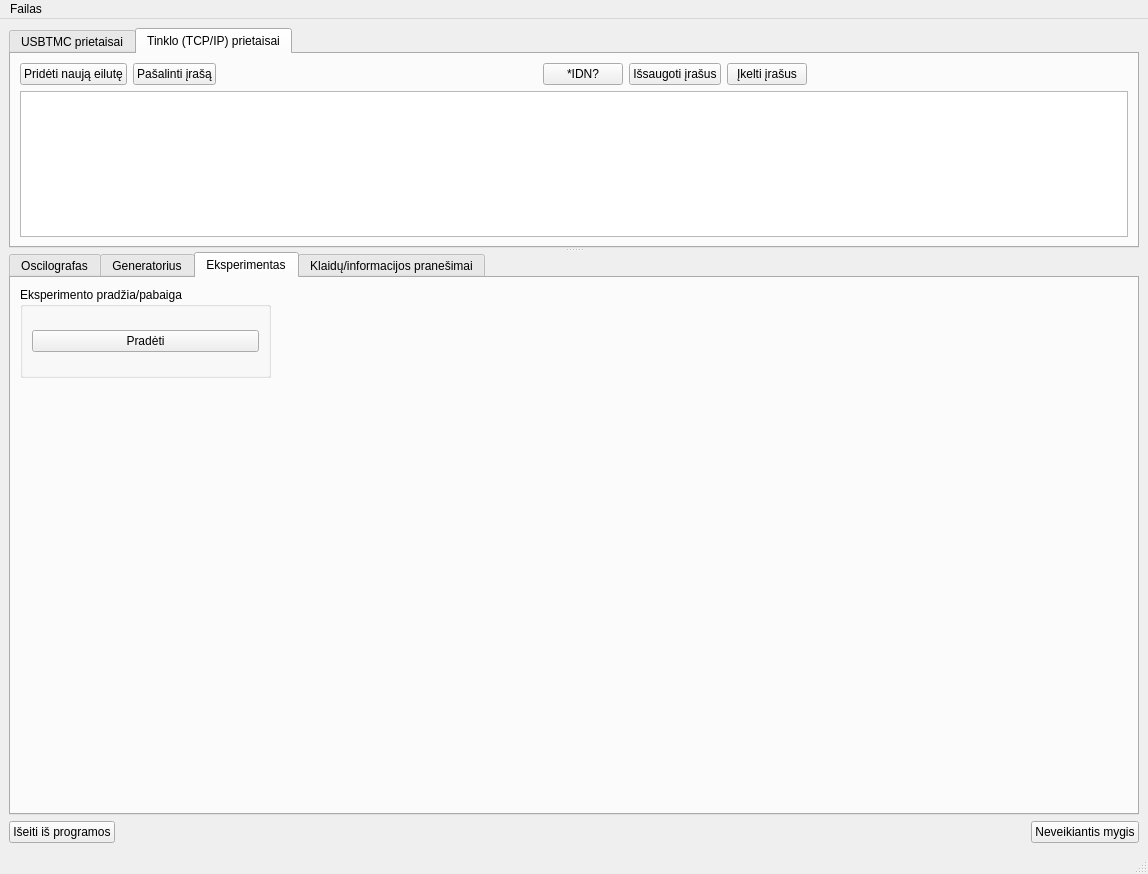
Old version of the form UIfiles/GUIThread.ui in the repository userIsTaken/TryUSB.
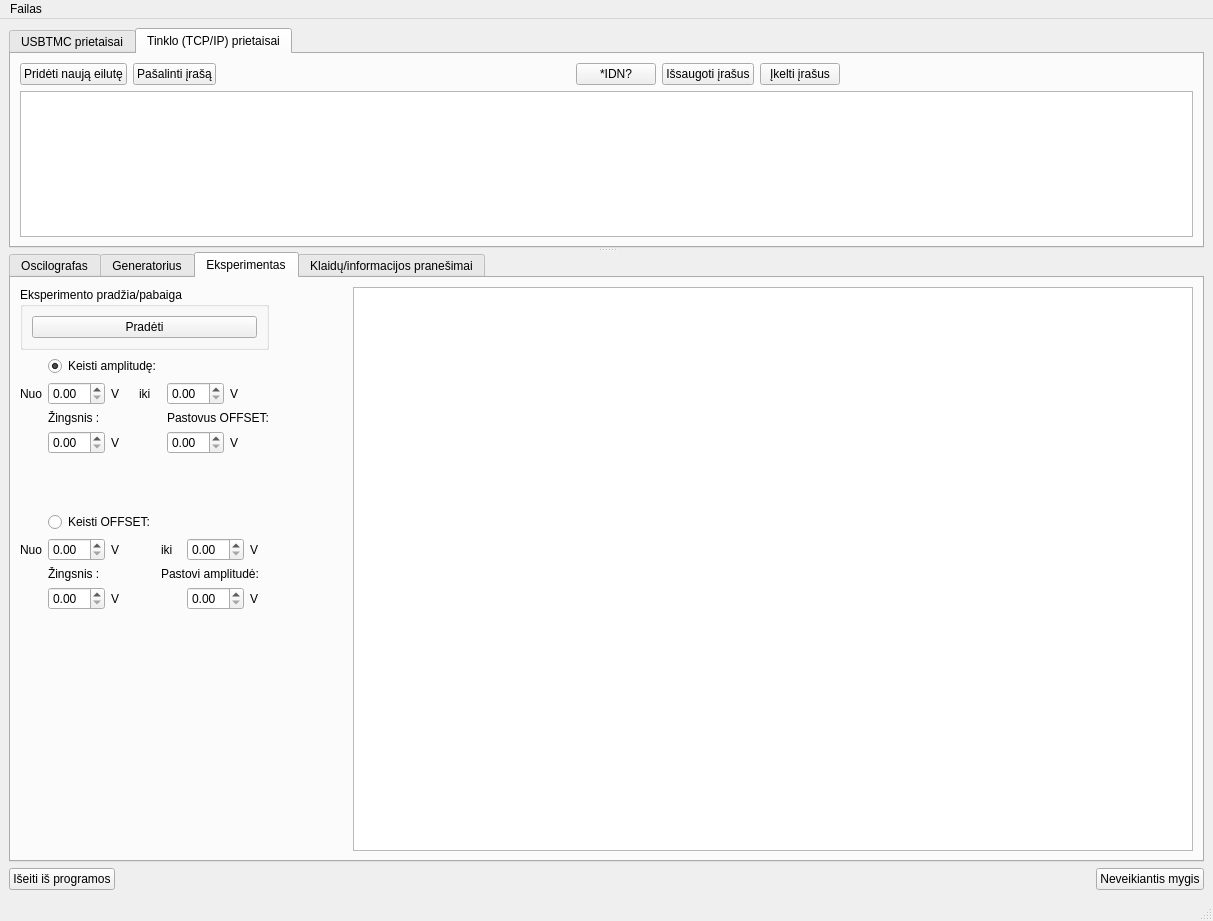
New version of the form. The open tabs and pages were chosen to show the change. Icons and pictures are not drawn. Custom widgets are drawn as their Qt base class.

Commit message: Atnaujintas "Eksperimento" interface'as

Diff of the .ui file:
```diff
--- a/UIfiles/GUIThread.ui
+++ b/UIfiles/GUIThread.ui
@@ -6,8 +6,8 @@
    <rect>
     <x>0</x>
     <y>0</y>
-    <width>1148</width>
-    <height>874</height>
+    <width>1213</width>
+    <height>921</height>
    </rect>
   </property>
   <property name="windowTitle">
@@ -16,37 +16,33 @@
   <widget class="QWidget" name="centralwidget">
    <layout class="QGridLayout" name="gridLayout_3">
     <item row="1" column="0">
-     <layout class="QHBoxLayout" name="horizontalLayout">
-      <item>
        <widget class="QPushButton" name="closeButton">
         <property name="text">
          <string>Išeiti iš programos</string>
         </property>
        </widget>
       </item>
-      <item>
+    <item row="1" column="1">
        <spacer name="horizontalSpacer">
         <property name="orientation">
          <enum>Qt::Horizontal</enum>
         </property>
         <property name="sizeHint" stdset="0">
          <size>
-          <width>278</width>
+        <width>927</width>
           <height>20</height>
          </size>
         </property>
        </spacer>
       </item>
-      <item>
+    <item row="1" column="2">
        <widget class="QPushButton" name="unused_button">
         <property name="text">
          <string>Neveikiantis mygis</string>
         </property>
        </widget>
       </item>
-     </layout>
-    </item>
-    <item row="0" column="0">
+    <item row="0" column="0" colspan="3">
      <widget class="QSplitter" name="splitter">
       <property name="orientation">
        <enum>Qt::Vertical</enum>
@@ -1035,28 +1031,9 @@
         <attribute name="title">
          <string>Eksperimentas</string>
         </attribute>
-        <widget class="QLabel" name="label_5">
-         <property name="geometry">
-          <rect>
-           <x>10</x>
-           <y>10</y>
-           <width>68</width>
-           <height>20</height>
-          </rect>
-         </property>
-         <property name="text">
-          <string/>
-         </property>
-        </widget>
+        <layout class="QGridLayout" name="gridLayout_23">
+         <item row="0" column="0" colspan="2">
         <widget class="QGroupBox" name="groupBox_5">
-         <property name="geometry">
-          <rect>
-           <x>9</x>
-           <y>9</y>
-           <width>251</width>
-           <height>91</height>
-          </rect>
-         </property>
          <property name="title">
           <string>Eksperimento pradžia/pabaiga</string>
          </property>
@@ -1070,6 +1047,211 @@
           </item>
          </layout>
         </widget>
+         </item>
+         <item row="0" column="3" rowspan="7">
+          <widget class="PlotWidget" name="graphicsView"/>
+         </item>
+         <item row="1" column="0" colspan="2">
+          <layout class="QGridLayout" name="gridLayout_21">
+           <item row="0" column="1" colspan="3">
+            <widget class="QRadioButton" name="radioButton">
+             <property name="text">
+              <string>Keisti amplitudę:</string>
+             </property>
+             <property name="checked">
+              <bool>true</bool>
+             </property>
+            </widget>
+           </item>
+           <item row="1" column="0">
+            <widget class="QLabel" name="label_10">
+             <property name="text">
+              <string>Nuo</string>
+             </property>
+            </widget>
+           </item>
+           <item row="1" column="1">
+            <widget class="QDoubleSpinBox" name="doubleSpinBox_2"/>
+           </item>
+           <item row="1" column="2">
+            <widget class="QLabel" name="label_6">
+             <property name="text">
+              <string>V</string>
+             </property>
+            </widget>
+           </item>
+           <item row="1" column="3">
+            <widget class="QLabel" name="label_9">
+             <property name="text">
+              <string>iki</string>
+             </property>
+            </widget>
+           </item>
+           <item row="1" column="4">
+            <widget class="QDoubleSpinBox" name="doubleSpinBox"/>
+           </item>
+           <item row="1" column="5">
+            <widget class="QLabel" name="label_7">
+             <property name="text">
+              <string>V</string>
+             </property>
+            </widget>
+           </item>
+           <item row="2" column="1">
+            <widget class="QLabel" name="label_11">
+             <property name="text">
+              <string>Žingsnis :</string>
+             </property>
+            </widget>
+           </item>
+           <item row="2" column="4" colspan="2">
+            <widget class="QLabel" name="label_13">
+             <property name="text">
+              <string>Pastovus OFFSET:</string>
+             </property>
+            </widget>
+           </item>
+           <item row="3" column="1">
+            <widget class="QDoubleSpinBox" name="doubleSpinBox_3"/>
+           </item>
+           <item row="3" column="2">
+            <widget class="QLabel" name="label_12">
+             <property name="text">
+              <string>V</string>
+             </property>
+            </widget>
+           </item>
+           <item row="3" column="4">
+            <widget class="QDoubleSpinBox" name="doubleSpinBox_4"/>
+           </item>
+           <item row="3" column="5">
+            <widget class="QLabel" name="label_14">
+             <property name="text">
+              <string>V</string>
+             </property>
+            </widget>
+           </item>
+          </layout>
+         </item>
+         <item row="2" column="0">
+          <widget class="QLabel" name="label_5">
+           <property name="text">
+            <string/>
+           </property>
+          </widget>
+         </item>
+         <item row="4" column="2">
+          <spacer name="horizontalSpacer_13">
+           <property name="orientation">
+            <enum>Qt::Horizontal</enum>
+           </property>
+           <property name="sizeType">
+            <enum>QSizePolicy::Fixed</enum>
+           </property>
+           <property name="sizeHint" stdset="0">
+            <size>
+             <width>78</width>
+             <height>20</height>
+            </size>
+           </property>
+          </spacer>
+         </item>
+         <item row="5" column="0" colspan="2">
+          <layout class="QGridLayout" name="gridLayout_22">
+           <item row="0" column="1" colspan="2">
+            <widget class="QRadioButton" name="radioButton_2">
+             <property name="text">
+              <string>Keisti OFFSET:</string>
+             </property>
+            </widget>
+           </item>
+           <item row="1" column="0">
+            <widget class="QLabel" name="label_16">
+             <property name="text">
+              <string>Nuo</string>
+             </property>
+            </widget>
+           </item>
+           <item row="1" column="1">
+            <widget class="QDoubleSpinBox" name="doubleSpinBox_5"/>
+           </item>
+           <item row="1" column="2">
+            <widget class="QLabel" name="label_17">
+             <property name="text">
+              <string>V</string>
+             </property>
+            </widget>
+           </item>
+           <item row="1" column="3">
+            <widget class="QLabel" name="label_15">
+             <property name="text">
+              <string>iki</string>
+             </property>
+            </widget>
+           </item>
+           <item row="1" column="4">
+            <widget class="QDoubleSpinBox" name="doubleSpinBox_6"/>
+           </item>
+           <item row="1" column="5">
+            <widget class="QLabel" name="label_18">
+             <property name="text">
+              <string>V</string>
+             </property>
+            </widget>
+           </item>
+           <item row="2" column="1">
+            <widget class="QLabel" name="label_19">
+             <property name="text">
+              <string>Žingsnis :</string>
+             </property>
+            </widget>
+           </item>
+           <item row="2" column="3" colspan="3">
+            <widget class="QLabel" name="label_20">
+             <property name="text">
+              <string>Pastovi amplitudė:</string>
+             </property>
+            </widget>
+           </item>
+           <item row="3" column="1">
+            <widget class="QDoubleSpinBox" name="doubleSpinBox_7"/>
+           </item>
+           <item row="3" column="2">
+            <widget class="QLabel" name="label_22">
+             <property name="text">
+              <string>V</string>
+             </property>
+            </widget>
+           </item>
+           <item row="3" column="4">
+            <widget class="QDoubleSpinBox" name="doubleSpinBox_8"/>
+           </item>
+           <item row="3" column="5">
+            <widget class="QLabel" name="label_21">
+             <property name="text">
+              <string>V</string>
+             </property>
+            </widget>
+           </item>
+          </layout>
+         </item>
+         <item row="6" column="1">
+          <spacer name="verticalSpacer_3">
+           <property name="orientation">
+            <enum>Qt::Vertical</enum>
+           </property>
+           <property name="sizeType">
+            <enum>QSizePolicy::Expanding</enum>
+           </property>
+           <property name="sizeHint" stdset="0">
+            <size>
+             <width>20</width>
+             <height>199</height>
+            </size>
+           </property>
+          </spacer>
+         </item>
+        </layout>
        </widget>
        <widget class="QWidget" name="tab">
         <attribute name="title">
@@ -1111,8 +1293,8 @@
     <rect>
      <x>0</x>
      <y>0</y>
-     <width>1148</width>
-     <height>30</height>
+     <width>1213</width>
+     <height>23</height>
     </rect>
    </property>
    <widget class="QMenu" name="menuFailas">
```
Left out of the diff: 2 changed lines with no effect on the pictures. Lines whose indentation alone changed are shown as unchanged. The commit also changes 2 other files.
